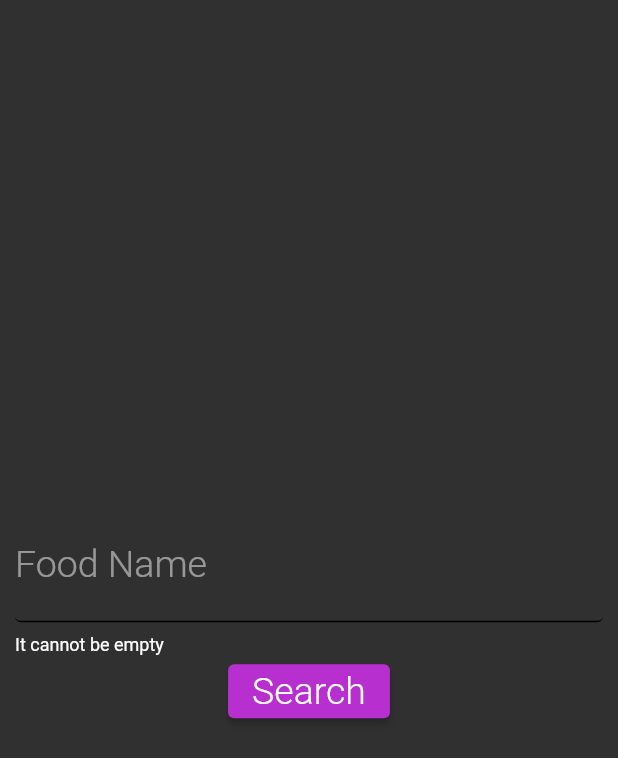
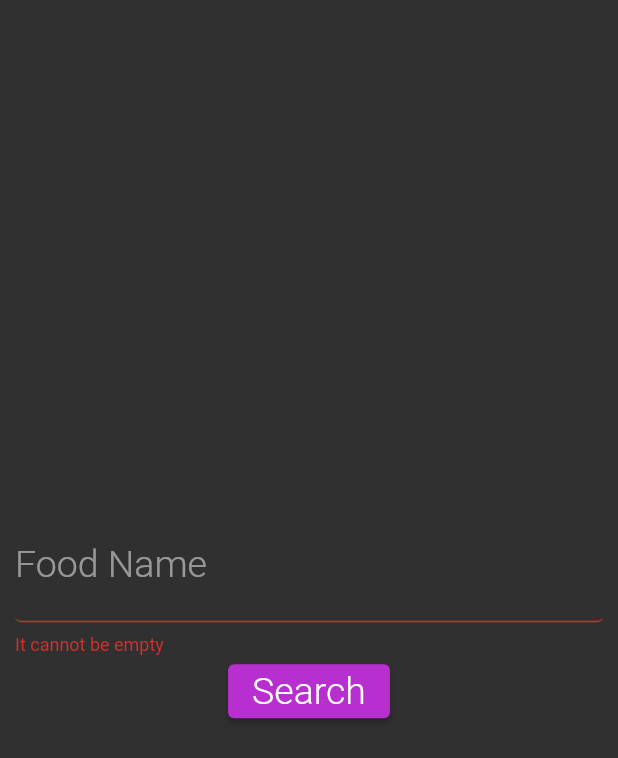
Before and after one commit to AadityaCholayil/DietMate, a Flutter app: the ImageSearch screen opened directly, after a tap on "Search", on a phone screen of 412 x 824 dp. Shown: the top 758 px of the screen. Run offline on Flutter 3.47's test engine with Material 2 defaults, Android fonts, the phone set to English and light mode, and no system bars; our stand-ins replace preload_page_view; network calls fail.

```diff
--- a/lib/model/food.dart
+++ b/lib/model/food.dart
@@ -1,27 +1,27 @@
 class Food{
   String name;
-  String calories;
-  String fats;
-  String carbohydrates;
-  String protein;
-  String servingSizeQty;
+  int calories;
+  int fats;
+  int carbohydrates;
+  int protein;
+  int servingSizeQty;
   String servingSizeUnit;
-  String imageUrl;
+  String fullUrl;
   String thumbnailUrl;
   int imageWidth;
   int imageHeight;
 
   Food({this.name, this.calories, this.fats, this.carbohydrates, this.protein,
-    this.servingSizeQty, this.servingSizeUnit, this.imageUrl, this.thumbnailUrl,
+    this.servingSizeQty, this.servingSizeUnit, this.fullUrl, this.thumbnailUrl,
     this.imageWidth, this.imageHeight});
 
   Food.fromData(var data, int hitNo){
     this.name=data["hits"][hitNo]["fields"]["item_name"];
-    this.calories=data["hits"][hitNo]["fields"]["nf_calories"].toString();
-    this.fats=data["hits"][hitNo]["fields"]["nf_total_fat"].toString();
-    this.carbohydrates=data["hits"][hitNo]["fields"]["nf_total_carbohydrate"].toString();
-    this.protein=data["hits"][hitNo]["fields"]["nf_protein"].toString();
-    this.servingSizeQty=data["hits"][hitNo]["fields"]["nf_serving_size_qty"].toString();
+    this.calories=data["hits"][hitNo]["fields"]["nf_calories"].floor();
+    this.fats=data["hits"][hitNo]["fields"]["nf_total_fat"].floor();
+    this.carbohydrates=data["hits"][hitNo]["fields"]["nf_total_carbohydrate"].floor();
+    this.protein=data["hits"][hitNo]["fields"]["nf_protein"].floor();
+    this.servingSizeQty=data["hits"][hitNo]["fields"]["nf_serving_size_qty"].floor();
     this.servingSizeUnit=data["hits"][hitNo]["fields"]["nf_serving_size_unit"];
     printDetails();
   }
--- a/lib/model/image_details.dart
+++ b/lib/model/image_details.dart
@@ -17,6 +17,8 @@ class FoodImage{
 class FoodImages{
   var foodImageList=[];
 
+  FoodImages({this.foodImageList});
+
   FoodImages.fromData(Map data){
     int i=0;
     while(foodImageList.length<9&&i<15){
--- a/lib/pages/image_search_test.dart
+++ b/lib/pages/image_search_test.dart
@@ -30,6 +30,9 @@ class _ImageSearchState extends State<ImageSearch> {
     );
     Map data=jsonDecode(response.body);
     print(data);
+    if(data['totalCount']==0){
+      return 'No results';
+    }
     return data;
   }
 
@@ -73,21 +76,24 @@ class _ImageSearchState extends State<ImageSearch> {
             );
           },
           errorBuilder: (BuildContext context, Object exception, StackTrace stackTrace){
-            // return Image.network(
-            //   'https://www.pacificfoodmachinery.com.au/media/catalog/product/placeholder/default/no-product-image-400x400.png',
-            //   fit: BoxFit.fill,
-            // );
-            return SizedBox.shrink();
+            return Image.network(
+              'https://www.pacificfoodmachinery.com.au/media/catalog/product/placeholder/default/no-product-image-400x400.png',
+              fit: BoxFit.fill,
+            );
+            //return SizedBox.shrink();
           },
         ),
       ),
       onTap: (){
-
+        Navigator.pop(context, image);
       },
     );
   }
 
   Widget _buildImageList(FoodImages foodImages){
+    if(foodImages.foodImageList.length==0){
+      return Text('No results found');
+    }
     return Column(
       children: [
         GridView.builder(
@@ -134,16 +140,20 @@ class _ImageSearchState extends State<ImageSearch> {
                   style: TextStyle(fontSize: 25, fontWeight: FontWeight.w300),
                 ),
                 onPressed: () async {
+                  if (!_imgFormKey.currentState.validate()) {
+                    return;
+                  }
                   setState(() {
-                    if (!_imgFormKey.currentState.validate()) {
-                      return;
-                    }
                     isSearching=true;
                     searchDone=false;
                     _imgFormKey.currentState.save();
                   });
                   searchResult=await getImages(searchQuery);
-                  foodImages=FoodImages.fromData(searchResult);
+                  if(searchResult=='No results'){
+                    foodImages=FoodImages(foodImageList: []);
+                  }else{
+                    foodImages=FoodImages.fromData(searchResult);
+                  }
                   setState(() {
                     isSearching=false;
                     searchDone=true;
--- a/lib/themes/dark_theme.dart
+++ b/lib/themes/dark_theme.dart
@@ -334,7 +334,7 @@ final ThemeData darkTheme = ThemeData(
       fontStyle: FontStyle.normal,
     ),
     errorStyle: TextStyle(
-      color: Color( 0xffffffff ),
+      color: Color( 0xffd32f2f ),
       fontSize: null,
       fontWeight: FontWeight.w400,
       fontStyle: FontStyle.normal,
@@ -365,15 +365,15 @@ final ThemeData darkTheme = ThemeData(
     filled: false,
     fillColor: Color( 0x00000000 ),
     errorBorder: UnderlineInputBorder(
-      borderSide: BorderSide(color: Color( 0xff000000 ), width: 1, style: BorderStyle.solid, ),
+      borderSide: BorderSide(color: Color( 0xffd32f2f ), width: 1, style: BorderStyle.solid, ),
       borderRadius: BorderRadius.all(Radius.circular(4.0)),
     ),
     focusedBorder: UnderlineInputBorder(
-      borderSide: BorderSide(color: Color( 0xff000000 ), width: 1, style: BorderStyle.solid, ),
+      borderSide: BorderSide(color: Color( 0xffb82fd0 ), width: 1, style: BorderStyle.solid, ),
       borderRadius: BorderRadius.all(Radius.circular(4.0)),
     ),
     focusedErrorBorder: UnderlineInputBorder(
-      borderSide: BorderSide(color: Color( 0xff000000 ), width: 1, style: BorderStyle.solid, ),
+      borderSide: BorderSide(color: Color( 0xffd32f2f ), width: 1, style: BorderStyle.solid, ),
       borderRadius: BorderRadius.all(Radius.circular(4.0)),
     ),
     disabledBorder: UnderlineInputBorder(
@@ -381,7 +381,7 @@ final ThemeData darkTheme = ThemeData(
       borderRadius: BorderRadius.all(Radius.circular(4.0)),
     ),
     enabledBorder: UnderlineInputBorder(
-      borderSide: BorderSide(color: Color( 0xff000000 ), width: 1, style: BorderStyle.solid, ),
+      borderSide: BorderSide(color: Color( 0xffffffff ), width: 1, style: BorderStyle.solid, ),
       borderRadius: BorderRadius.all(Radius.circular(4.0)),
     ),
     border: UnderlineInputBorder(
--- a/lib/themes/light_theme.dart
+++ b/lib/themes/light_theme.dart
@@ -334,7 +334,7 @@ final ThemeData lightTheme = ThemeData(
       fontStyle: FontStyle.normal,
     ),
     errorStyle: TextStyle(
-      color: Color( 0xdd000000 ),
+      color: Color( 0xffd32f2f ),
       fontSize: null,
       fontWeight: FontWeight.w400,
       fontStyle: FontStyle.normal,
@@ -365,15 +365,15 @@ final ThemeData lightTheme = ThemeData(
     filled: false,
     fillColor: Color( 0x00000000 ),
     errorBorder: UnderlineInputBorder(
-      borderSide: BorderSide(color: Color( 0xff000000 ), width: 1, style: BorderStyle.solid, ),
+      borderSide: BorderSide(color: Color( 0xffd32f2f ), width: 1, style: BorderStyle.solid, ),
       borderRadius: BorderRadius.all(Radius.circular(4.0)),
     ),
     focusedBorder: UnderlineInputBorder(
-      borderSide: BorderSide(color: Color( 0xff000000 ), width: 1, style: BorderStyle.solid, ),
+      borderSide: BorderSide(color: Color( 0xffb82fd0 ), width: 1, style: BorderStyle.solid, ),
       borderRadius: BorderRadius.all(Radius.circular(4.0)),
     ),
     focusedErrorBorder: UnderlineInputBorder(
-      borderSide: BorderSide(color: Color( 0xff000000 ), width: 1, style: BorderStyle.solid, ),
+      borderSide: BorderSide(color: Color( 0xffd32f2f ), width: 1, style: BorderStyle.solid, ),
       borderRadius: BorderRadius.all(Radius.circular(4.0)),
     ),
     disabledBorder: UnderlineInputBorder(
```
Also changed, not shown: lib/food_form.dart (+14 -14 lines), lib/pages/food_form_final.dart (+339 -0 lines).
